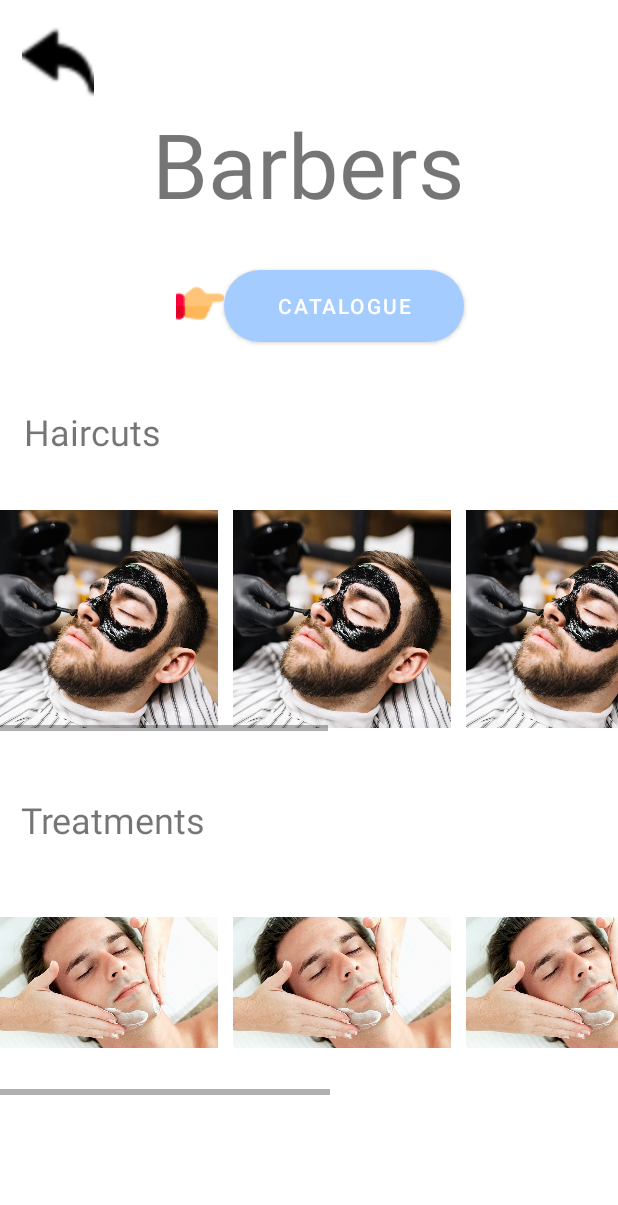
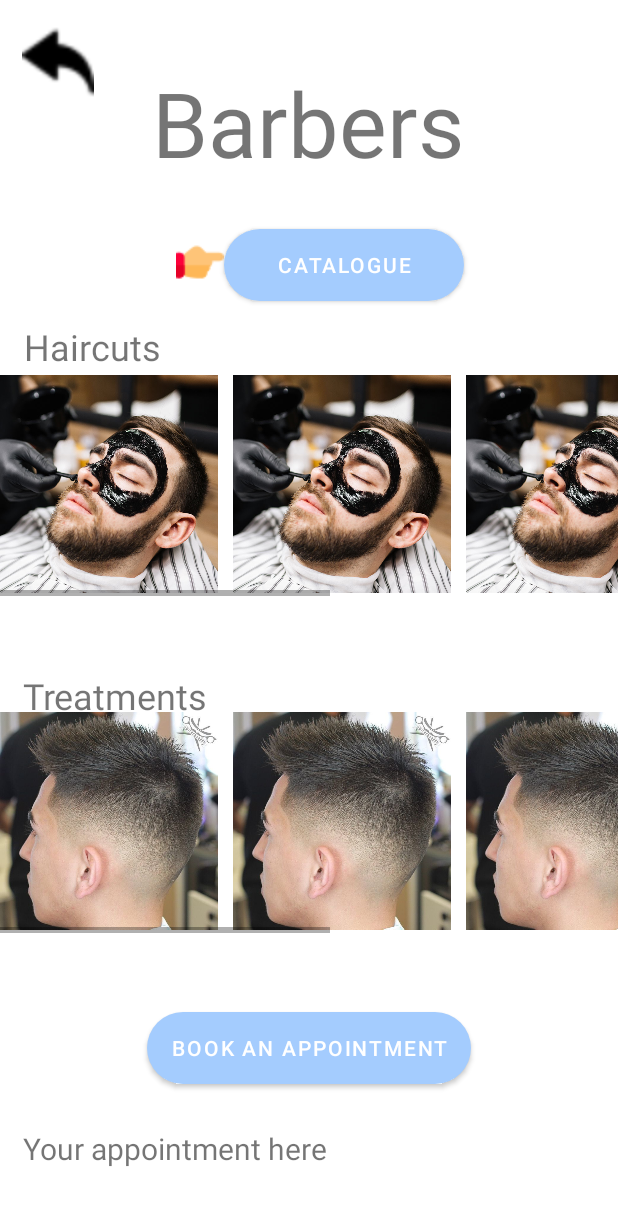
Before and after one commit to Mhmdbaba/CSC498G_FinalProject_BarberApp, an Android app: the HomePage screen opened directly, with no data from a screen before it, on a phone screen of 412 x 824 dp. Shown: the top 1205 px of the screen. Run offline under Robolectric (Android 15) with nearby library versions, the phone set to English and light mode, and no system bars.

Commit message:
commit 7

```diff
--- a/app/src/main/res/layout/activity_home_page.xml
+++ b/app/src/main/res/layout/activity_home_page.xml
@@ -5,6 +5,20 @@
     android:layout_width="match_parent"
     android:layout_height="match_parent"
     tools:context=".HomePage">
+
+    <Button
+        android:id="@+id/button6"
+        android:layout_width="wrap_content"
+        android:layout_height="48dp"
+        android:background="@drawable/rounded_corner"
+        android:onClick="Button"
+        android:tag="book"
+        android:text="Book an Appointment"
+        app:layout_constraintBottom_toBottomOf="parent"
+        app:layout_constraintEnd_toEndOf="parent"
+        app:layout_constraintStart_toStartOf="parent"
+        app:layout_constraintTop_toTopOf="parent"
+        app:layout_constraintVertical_bias="0.869" />
 
     <TextView
         android:id="@+id/textView8"
@@ -14,10 +28,10 @@
         android:textSize="24sp"
         app:layout_constraintBottom_toBottomOf="parent"
         app:layout_constraintEnd_toEndOf="parent"
-        app:layout_constraintHorizontal_bias="0.049"
+        app:layout_constraintHorizontal_bias="0.052"
         app:layout_constraintStart_toStartOf="parent"
         app:layout_constraintTop_toTopOf="parent"
-        app:layout_constraintVertical_bias="0.67" />
+        app:layout_constraintVertical_bias="0.565" />
 
     <TextView
         android:id="@+id/textView5"
@@ -30,20 +44,19 @@
         app:layout_constraintHorizontal_bias="0.497"
         app:layout_constraintStart_toStartOf="parent"
         app:layout_constraintTop_toTopOf="parent"
-        app:layout_constraintVertical_bias="0.092" />
+        app:layout_constraintVertical_bias="0.056" />
 
-    <TextView
-        android:id="@+id/textView7"
-        android:layout_width="wrap_content"
-        android:layout_height="wrap_content"
-        android:text="Haircuts"
-        android:textSize="24sp"
+    <ImageView
+        android:id="@+id/imageView5"
+        android:layout_width="32dp"
+        android:layout_height="33dp"
         app:layout_constraintBottom_toBottomOf="parent"
         app:layout_constraintEnd_toEndOf="parent"
-        app:layout_constraintHorizontal_bias="0.049"
+        app:layout_constraintHorizontal_bias="0.308"
         app:layout_constraintStart_toStartOf="parent"
         app:layout_constraintTop_toTopOf="parent"
-        app:layout_constraintVertical_bias="0.343" />
+        app:layout_constraintVertical_bias="0.2"
+        app:srcCompat="@drawable/point" />
 
     <Button
         android:id="@+id/button3"
@@ -58,7 +71,20 @@
         app:layout_constraintHorizontal_bias="0.593"
         app:layout_constraintStart_toStartOf="parent"
         app:layout_constraintTop_toTopOf="parent"
-        app:layout_constraintVertical_bias="0.232" />
+        app:layout_constraintVertical_bias="0.197" />
+
+    <TextView
+        android:id="@+id/textView7"
+        android:layout_width="wrap_content"
+        android:layout_height="wrap_content"
+        android:text="Haircuts"
+        android:textSize="24sp"
+        app:layout_constraintBottom_toBottomOf="parent"
+        app:layout_constraintEnd_toEndOf="parent"
+        app:layout_constraintHorizontal_bias="0.049"
+        app:layout_constraintStart_toStartOf="parent"
+        app:layout_constraintTop_toTopOf="parent"
+        app:layout_constraintVertical_bias="0.271" />
 
     <ImageView
         android:id="@+id/imageView4"
@@ -77,27 +103,15 @@
         app:layout_constraintVertical_bias="0.022"
         app:srcCompat="@drawable/back" />
 
-    <ImageView
-        android:id="@+id/imageView5"
-        android:layout_width="32dp"
-        android:layout_height="33dp"
+    <ScrollView
+        android:id="@+id/scrollView3"
+        android:layout_width="413dp"
+        android:layout_height="150dp"
         app:layout_constraintBottom_toBottomOf="parent"
         app:layout_constraintEnd_toEndOf="parent"
-        app:layout_constraintHorizontal_bias="0.308"
         app:layout_constraintStart_toStartOf="parent"
-        app:layout_constraintTop_toTopOf="parent"
-        app:layout_constraintVertical_bias="0.234"
-        app:srcCompat="@drawable/point" />
-
-    <ScrollView
-        android:id="@+id/scrollView3"
-        android:layout_width="wrap_content"
-        android:layout_height="wrap_content"
-        app:layout_constraintBottom_toBottomOf="parent"
-        app:layout_constraintEnd_toEndOf="parent"
-        app:layout_constraintHorizontal_bias="0.308"
-        app:layout_constraintStart_toStartOf="parent"
-        app:layout_constraintTop_toTopOf="parent">
+        app:layout_constraintTop_toBottomOf="@+id/textView7"
+        app:layout_constraintVertical_bias="0.0">
 
         <HorizontalScrollView
             android:layout_width="wrap_content"
@@ -149,7 +163,8 @@
         app:layout_constraintBottom_toBottomOf="parent"
         app:layout_constraintEnd_toEndOf="parent"
         app:layout_constraintStart_toStartOf="parent"
-        app:layout_constraintTop_toBottomOf="@+id/scrollView3">
+        app:layout_constraintTop_toBottomOf="@+id/scrollView3"
+        app:layout_constraintVertical_bias="0.26999998">
 
 
         <HorizontalScrollView
@@ -195,4 +210,17 @@
         </HorizontalScrollView>
     </ScrollView>
 
+    <TextView
+        android:id="@+id/output_appointment"
+        android:layout_width="wrap_content"
+        android:layout_height="wrap_content"
+        android:text="Your appointment here"
+        android:textSize="20sp"
+        app:layout_constraintBottom_toBottomOf="parent"
+        app:layout_constraintEnd_toEndOf="parent"
+        app:layout_constraintHorizontal_bias="0.072"
+        app:layout_constraintStart_toStartOf="parent"
+        app:layout_constraintTop_toTopOf="parent"
+        app:layout_constraintVertical_bias="0.944" />
+
 </androidx.constraintlayout.widget.ConstraintLayout>
--- a/app/src/main/res/layout/activity_main.xml
+++ b/app/src/main/res/layout/activity_main.xml
@@ -53,7 +53,7 @@
     <Button
         android:id="@+id/button"
         android:layout_width="160dp"
-        android:layout_height="35dp"
+        android:layout_height="48dp"
         android:background="@drawable/rounded_corner"
         android:onClick="Button"
         android:tag="login"
@@ -63,12 +63,12 @@
         app:layout_constraintHorizontal_bias="0.501"
         app:layout_constraintStart_toStartOf="parent"
         app:layout_constraintTop_toTopOf="parent"
-        app:layout_constraintVertical_bias="0.53" />
+        app:layout_constraintVertical_bias="0.531" />
 
     <Button
         android:id="@+id/button2"
         android:layout_width="160dp"
-        android:layout_height="35dp"
+        android:layout_height="48dp"
         android:background="@drawable/rounded_corner"
         android:onClick="Button"
         android:tag="register"
@@ -78,7 +78,7 @@
         app:layout_constraintHorizontal_bias="0.501"
         app:layout_constraintStart_toStartOf="parent"
         app:layout_constraintTop_toTopOf="parent"
-        app:layout_constraintVertical_bias="0.631" />
+        app:layout_constraintVertical_bias="0.661" />
 
     <TextView
         android:id="@+id/textView"
@@ -106,9 +106,10 @@
         android:textStyle="italic"
         app:layout_constraintBottom_toBottomOf="parent"
         app:layout_constraintEnd_toEndOf="parent"
+        app:layout_constraintHorizontal_bias="0.503"
         app:layout_constraintStart_toStartOf="parent"
         app:layout_constraintTop_toBottomOf="@+id/input_password"
-        app:layout_constraintVertical_bias="0.277" />
+        app:layout_constraintVertical_bias="0.309" />
 
     <TextView
         android:id="@+id/textView3"
--- a/app/src/main/res/layout/activity_register.xml
+++ b/app/src/main/res/layout/activity_register.xml
@@ -9,7 +9,7 @@
     <Button
         android:id="@+id/button4"
         android:layout_width="160dp"
-        android:layout_height="35dp"
+        android:layout_height="48dp"
         android:background="@drawable/rounded_corner"
         android:onClick="Button"
         android:tag="signup"
@@ -19,7 +19,7 @@
         app:layout_constraintHorizontal_bias="0.394"
         app:layout_constraintStart_toStartOf="parent"
         app:layout_constraintTop_toTopOf="parent"
-        app:layout_constraintVertical_bias="0.793" />
+        app:layout_constraintVertical_bias="0.8" />
 
     <TextView
         android:id="@+id/textView4"
```
Also changed, not shown: app/src/main/res/drawable/treatment.jpg.
